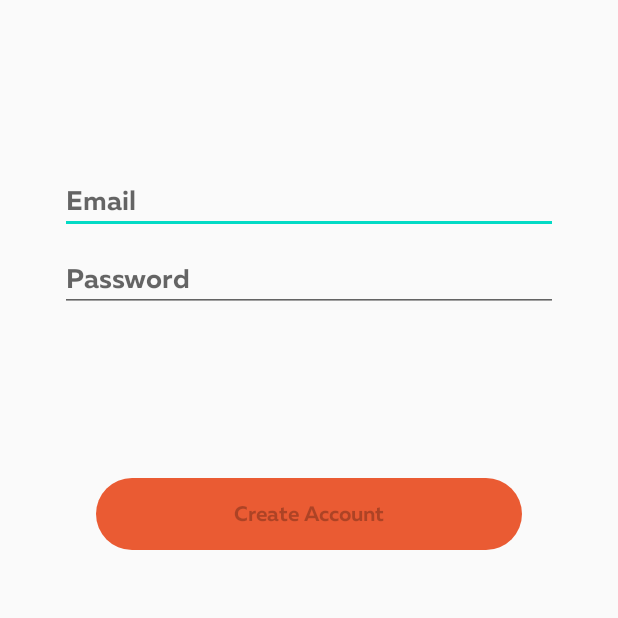
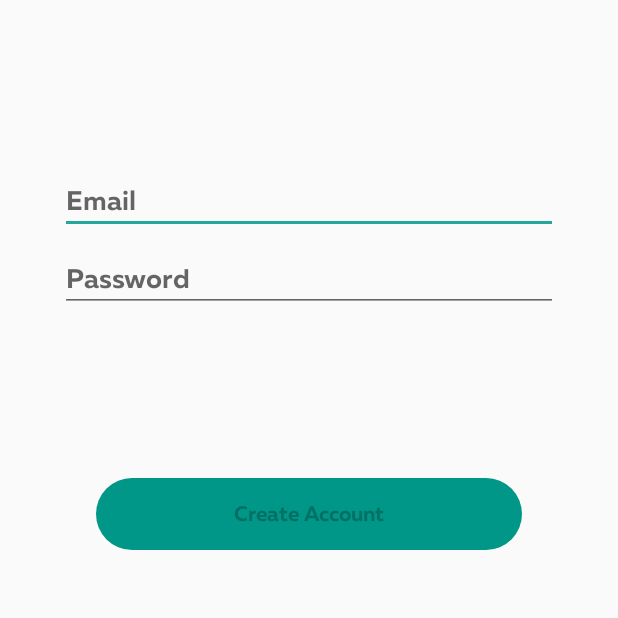
Before and after one commit to Remakswell/NotesPark, an Android app: the RegistrationActivity screen opened directly, with no data from a screen before it, on a phone screen of 412 x 824 dp, the top half of it. Run offline under Robolectric (Android 15) with nearby library versions, the phone set to English and light mode, and no system bars; our stand-ins replace Dagger/Hilt's generated code, Firebase (no records; nobody signed in at launch, a user with empty details on screens opened directly).

Commit message:
Changed app color

```diff
--- a/app/src/main/res/values/colors.xml
+++ b/app/src/main/res/values/colors.xml
@@ -1,6 +1,6 @@
 <?xml version="1.0" encoding="utf-8"?>
 <resources>
-    <color name="colorPrimary">#e36947</color>
-    <color name="colorPrimaryDark">#ea5b33</color>
-    <color name="colorAccent">#03DAC5</color>
+    <color name="colorPrimary">#26A69A</color>
+    <color name="colorPrimaryDark">#009688</color>
+    <color name="colorAccent">#26A69A</color>
 </resources>
```
